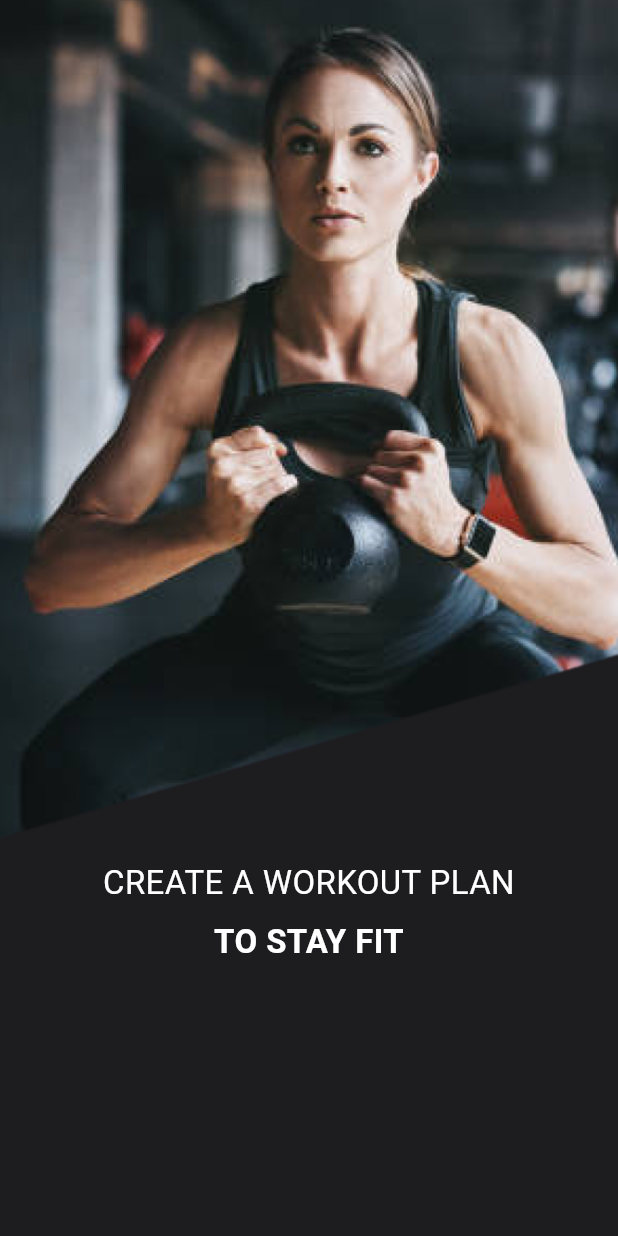
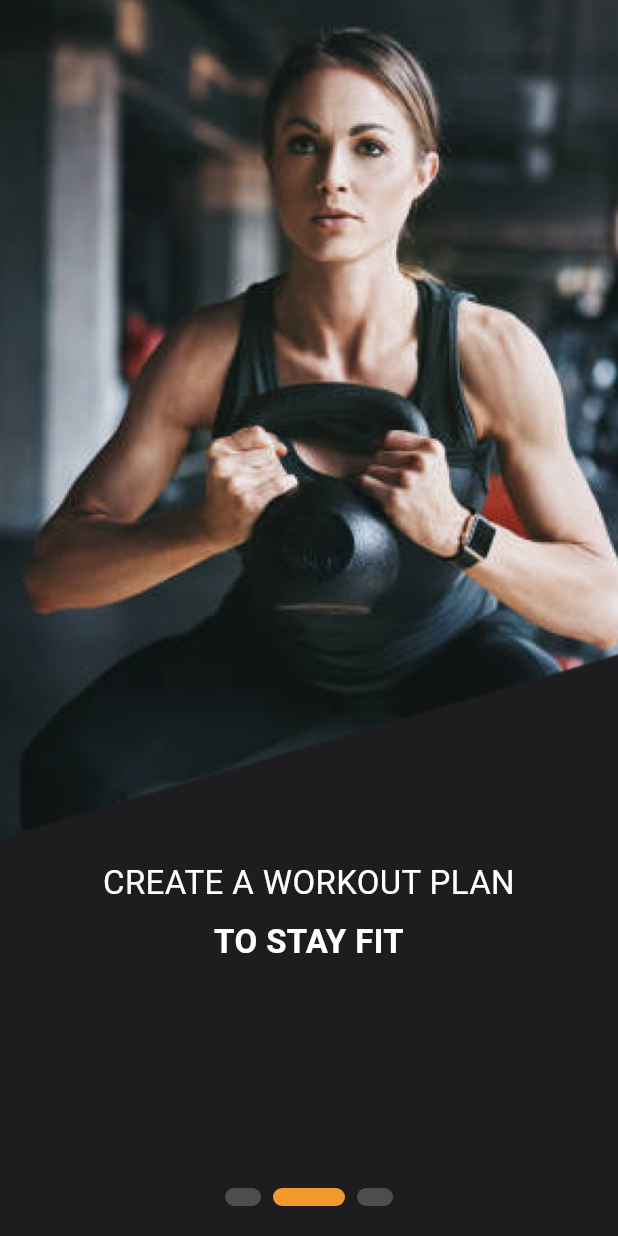
Before and after one commit to ahmedanwar123/gym_app, a Flutter app: the Onboarding_1 screen opened directly, swiped to page 2, on a phone screen of 412 x 824 dp. Run offline on Flutter 3.47's test engine with Material 3 defaults, Android fonts, the phone set to English and light mode, and no system bars; drawn by our look-alikes of smooth_page_indicator.

Commit message:
Added the SmoothPageIndicator feature and changed the position of the third page text.

```diff
--- a/lib/screens/onboarding_1.dart
+++ b/lib/screens/onboarding_1.dart
@@ -1,18 +1,34 @@
-import 'package:app/screens/onboarding_2.dart';
-import 'package:app/screens/onboarding_3.dart';
 import 'package:flutter/material.dart';
 import 'package:app/shared/theme.dart';
-// Import Screen_3
+import 'package:smooth_page_indicator/smooth_page_indicator.dart';
+import 'Onboarding_2.dart';
+import 'Onboarding_3.dart';
 
-class Onboarding_1 extends StatelessWidget {
-  const Onboarding_1({super.key});
+class Onboarding_1 extends StatefulWidget {
+  const Onboarding_1({Key? key}) : super(key: key);
+
+  @override
+  _Onboarding_1State createState() => _Onboarding_1State();
+}
+
+class _Onboarding_1State extends State<Onboarding_1> {
+  final PageController _controller = PageController();
+  int _currentPage = 0;
 
   @override
   Widget build(BuildContext context) {
     return Scaffold(
       backgroundColor: bgColor,
-      body: PageView(
+      body: Stack(
+        children: [
+          PageView(
+            controller: _controller,
             scrollDirection: Axis.horizontal,
+            onPageChanged: (int page) {
+              setState(() {
+                _currentPage = page;
+              });
+            },
             children: [
               Scaffold(
                 backgroundColor: bgColor,
@@ -20,47 +36,40 @@ class Onboarding_1 extends StatelessWidget {
                   children: [
                     Image.asset(
                       'assets/images/Un1.png',
-                  fit: BoxFit.cover, // Cover the entire screen
-                  width: MediaQuery.of(context)
-                      .size
-                      .width, // Set width to screen width
-                  height: MediaQuery.of(context)
-                      .size
-                      .height, // Set height to screen height
+                      fit: BoxFit.cover,
+                      width: MediaQuery.of(context).size.width,
+                      height: MediaQuery.of(context).size.height,
                     ),
                     Positioned(
                       left: 0,
                       right: 0,
-                  bottom: MediaQuery.of(context).size.height *
-                      0.2, // Adjust this value to move the text higher
-                  child: const Align(
+                      bottom: MediaQuery.of(context).size.height * 0.2,
+                      child: Align(
                         alignment: Alignment.bottomCenter,
                         child: Padding(
-                      padding: EdgeInsets.all(16.0),
+                          padding: const EdgeInsets.all(16.0),
                           child: Column(
                             mainAxisSize: MainAxisSize.min,
                             children: [
-                          Text(
+                              const Text(
                                 'WITH YOUR AI COACH,',
                                 style: TextStyle(
                                   color: textColor,
                                   fontSize: 22,
                                   fontFamily: 'Roboto',
                                 ),
-                            textAlign: TextAlign.center, // Justify the text
+                                textAlign: TextAlign.center,
                               ),
-                          SizedBox(
-                              height:
-                                  8), // Add some space between the two lines
-                          Text(
+                              SizedBox(height: 8),
+                              const Text(
                                 'START YOUR JOURNEY',
                                 style: TextStyle(
                                   color: textColor,
                                   fontSize: 22,
                                   fontFamily: 'Roboto',
-                              fontWeight: FontWeight.bold, // Make the text bold
+                                  fontWeight: FontWeight.bold,
                                 ),
-                            textAlign: TextAlign.center, // Justify the text
+                                textAlign: TextAlign.center,
                               ),
                             ],
                           ),
@@ -74,6 +83,29 @@ class Onboarding_1 extends StatelessWidget {
               Onboarding_3(),
             ],
           ),
+          Positioned(
+            left: 0,
+            right: 0,
+            bottom: 20.0,
+            child: Padding(
+              padding: const EdgeInsets.symmetric(horizontal: 20.0),
+              child: Center(
+                child: SmoothPageIndicator(
+                  controller: _controller,
+                  count: 3, // Adjust count according to the number of pages
+                  effect: ExpandingDotsEffect(
+                    dotHeight: 12, // Adjust the height of the dots
+                    dotWidth: 24, // Adjust the width of the dots
+                    dotColor: unswippedpagecolor, // Set color for unswiped dots
+                    activeDotColor: swippedpagecolor, // Set color for swiped dot
+                    expansionFactor: 2, // Adjust the expansion factor for the active dot
+                  ),
+                ),
+              ),
+            ),
+          ),
+        ],
+      ),
     );
   }
 }
--- a/lib/screens/onboarding_2.dart
+++ b/lib/screens/onboarding_2.dart
@@ -2,7 +2,7 @@ import 'package:flutter/material.dart';
 import 'package:app/shared/theme.dart';
 
 class Onboarding_2 extends StatelessWidget {
-  const Onboarding_2({super.key});
+  const Onboarding_2({Key? key}) : super(key: key);
 
   @override
   Widget build(BuildContext context) {
@@ -12,44 +12,40 @@ class Onboarding_2 extends StatelessWidget {
         children: [
           Image.asset(
             'assets/images/Un2.png',
-            fit: BoxFit.cover, // Cover the entire screen
-            width:
-                MediaQuery.of(context).size.width, // Set width to screen width
-            height: MediaQuery.of(context)
-                .size
-                .height, // Set height to screen height
+            fit: BoxFit.cover,
+            width: MediaQuery.of(context).size.width,
+            height: MediaQuery.of(context).size.height,
           ),
           Positioned(
             left: 0,
             right: 0,
-            bottom: MediaQuery.of(context).size.height *
-                0.2, // Adjust this value to move the text higher
-            child: const Align(
+            bottom: MediaQuery.of(context).size.height * 0.2,
+            child: Align(
               alignment: Alignment.bottomCenter,
               child: Padding(
-                padding: EdgeInsets.all(16.0),
+                padding: const EdgeInsets.all(16.0),
                 child: Column(
                   mainAxisSize: MainAxisSize.min,
                   children: [
-                    Text(
+                    const Text(
                       'CREATE A WORKOUT PLAN',
                       style: TextStyle(
                         color: textColor,
                         fontSize: 22,
                         fontFamily: 'Roboto',
                       ),
-                      textAlign: TextAlign.center, // Justify the text
+                      textAlign: TextAlign.center,
                     ),
-                    SizedBox(height: 8), // Add some space between the two lines
-                    Text(
+                    SizedBox(height: 8),
+                    const Text(
                       'TO STAY FIT',
                       style: TextStyle(
                         color: textColor,
                         fontSize: 22,
                         fontFamily: 'Roboto',
-                        fontWeight: FontWeight.bold, // Make the text bold
+                        fontWeight: FontWeight.bold,
                       ),
-                      textAlign: TextAlign.center, // Justify the text
+                      textAlign: TextAlign.center,
                     ),
                   ],
                 ),
--- a/lib/screens/onboarding_3.dart
+++ b/lib/screens/onboarding_3.dart
@@ -1,9 +1,9 @@
-import 'package:app/screens/workout_categories_page.dart';
 import 'package:flutter/material.dart';
 import 'package:app/shared/theme.dart';
+import 'package:app/screens/workout_categories_page.dart';
 
 class Onboarding_3 extends StatelessWidget {
-  const Onboarding_3({super.key});
+  const Onboarding_3({Key? key}) : super(key: key);
 
   @override
   Widget build(BuildContext context) {
@@ -20,11 +20,7 @@ class Onboarding_3 extends StatelessWidget {
           Positioned(
             left: 0,
             right: 0,
-            bottom: MediaQuery.of(context).size.height * 0.2,
-            child: Align(
-              alignment: Alignment.bottomCenter,
-              child: Padding(
-                padding: EdgeInsets.all(16.0),
+            bottom: MediaQuery.of(context).size.height * 0.1,
             child: Column(
               mainAxisSize: MainAxisSize.min,
               children: [
@@ -50,7 +46,7 @@ class Onboarding_3 extends StatelessWidget {
                 ),
                 const SizedBox(height: 16),
                 Container(
-                      width: MediaQuery.of(context).size.width * 0.4, // Adjust the percentage as needed
+                  width: MediaQuery.of(context).size.width * 0.4,
                   child: ElevatedButton(
                     onPressed: () {
                       Navigator.push(context, MaterialPageRoute(builder: (context) => WorkoutCategories()));
@@ -61,30 +57,25 @@ class Onboarding_3 extends StatelessWidget {
                     child: Row(
                       mainAxisAlignment: MainAxisAlignment.center,
                       children: const [
-
-                            SizedBox(width: 8), // Adjust the spacing between the icon and text
+                        SizedBox(width: 8),
                         Text(
                           'Start Now',
                           style: TextStyle(
-                                color: Colors.black, // Set text color to black
+                            color: Colors.black,
                             fontSize: 16,
                             fontFamily: 'Roboto',
                           ),
                         ),
                         Icon(
                           Icons.play_arrow,
-                              color: Colors.black, // Set icon color to black
+                          color: Colors.black,
                         ),
                       ],
                     ),
                   ),
-                    )
-
-
-
+                ),
+                SizedBox(height: 25.0,),
               ],
-                ),
-              ),
             ),
           ),
         ],
--- a/lib/shared/theme.dart
+++ b/lib/shared/theme.dart
@@ -11,6 +11,8 @@ const Color navbarColor = Color(0xFF9E9E9E);
 const Color titleColor = Color(0xFFF1992D);
 const Color unpressedToggleColor = Color(0xFF4C4D4C);
 const Color pressedtoggle = Color(0xFFF1992D);
+const Color unswippedpagecolor = Color(0xFF4C4D4C);
+const Color swippedpagecolor = Color(0xFFF1992D);
 
 // to use it in your page import the file
 // use roboto fonts for the app , it doesn't need to be specified in the themes
```
Lines whose indentation alone changed are shown as unchanged.
